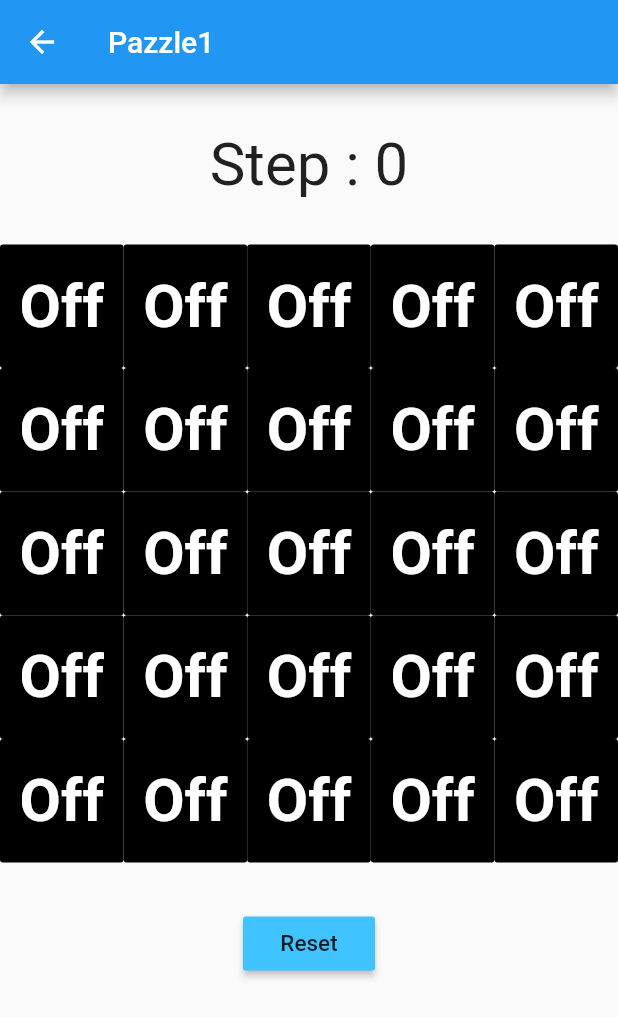
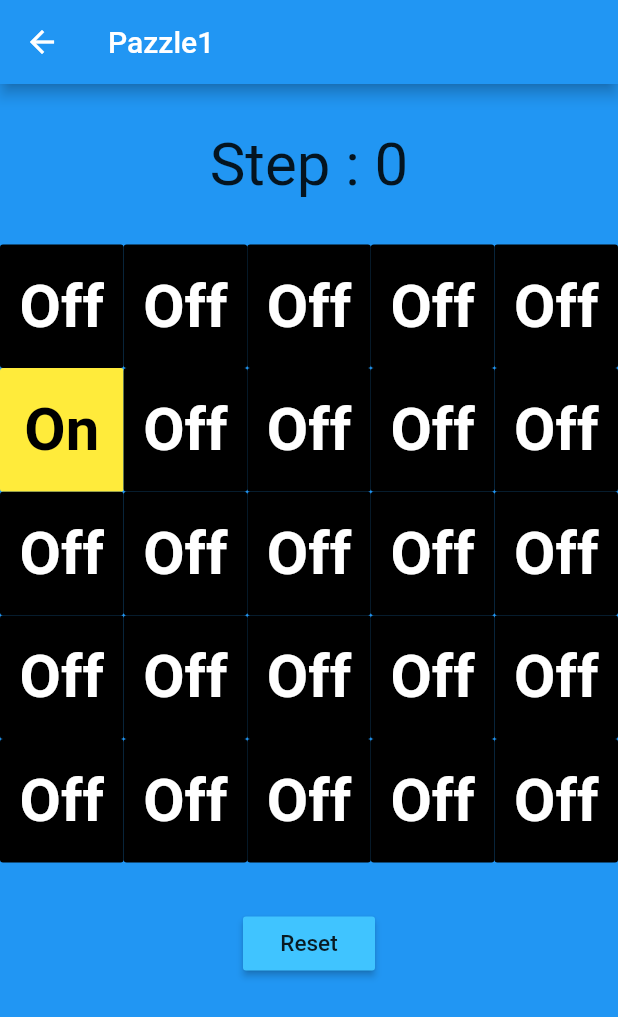
Before and after one commit to FukukouSSJouhou/umenavi, a Flutter app: the Pazzle1 screen opened directly, on a phone screen of 412 x 824 dp. Shown: the top 1017 px of the screen. Run offline on Flutter 3.47's test engine with Material 2 defaults, Android fonts, the phone set to English and light mode, and no system bars; our stand-ins replace flutter_svg, package_info; missing offline and left inert: slidingpuzzle.

Commit message:
added game?

```diff
--- a/lib/activities/games/pazzle1.dart
+++ b/lib/activities/games/pazzle1.dart
@@ -12,7 +12,7 @@ class _Pazzle1State extends State<Pazzle1>{
   String No3State="Off";
   String No4State="Off";
   String No5State="Off";
-  String No6State="Off";
+  String No6State="On";
   String No7State="Off";
   String No8State="Off";
   String No9State="Off";
@@ -163,6 +163,7 @@ class _Pazzle1State extends State<Pazzle1>{
       appBar: new AppBar(
         title: new Text("Pazzle1"),
       ),
+      backgroundColor: Colors.blue,
       body:ListView(children:[
         Center(
           child: Padding(
```
